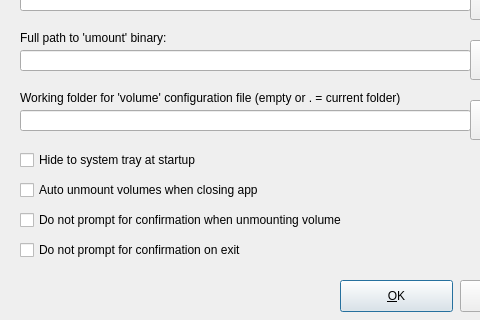
corelan/pyencfsgui, file encfsgui_settings.ui: the form before one commit; both pictures show x 0 to 480 and y 100 to 420 of the 588 by 420 pixel window.
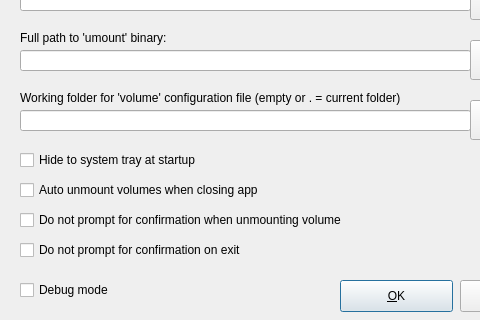
The form after the commit.

Commit message: enable support to set debug mode

```diff
--- a/encfsgui_settings.ui
+++ b/encfsgui_settings.ui
@@ -274,6 +274,19 @@
     <string>Hide to system tray at startup</string>
    </property>
   </widget>
+  <widget class="QCheckBox" name="chk_debugmode">
+   <property name="geometry">
+    <rect>
+     <x>20</x>
+     <y>380</y>
+     <width>121</width>
+     <height>20</height>
+    </rect>
+   </property>
+   <property name="text">
+    <string>Debug mode</string>
+   </property>
+  </widget>
  </widget>
  <resources/>
  <connections/>
```
The commit also changes 6 other files.
